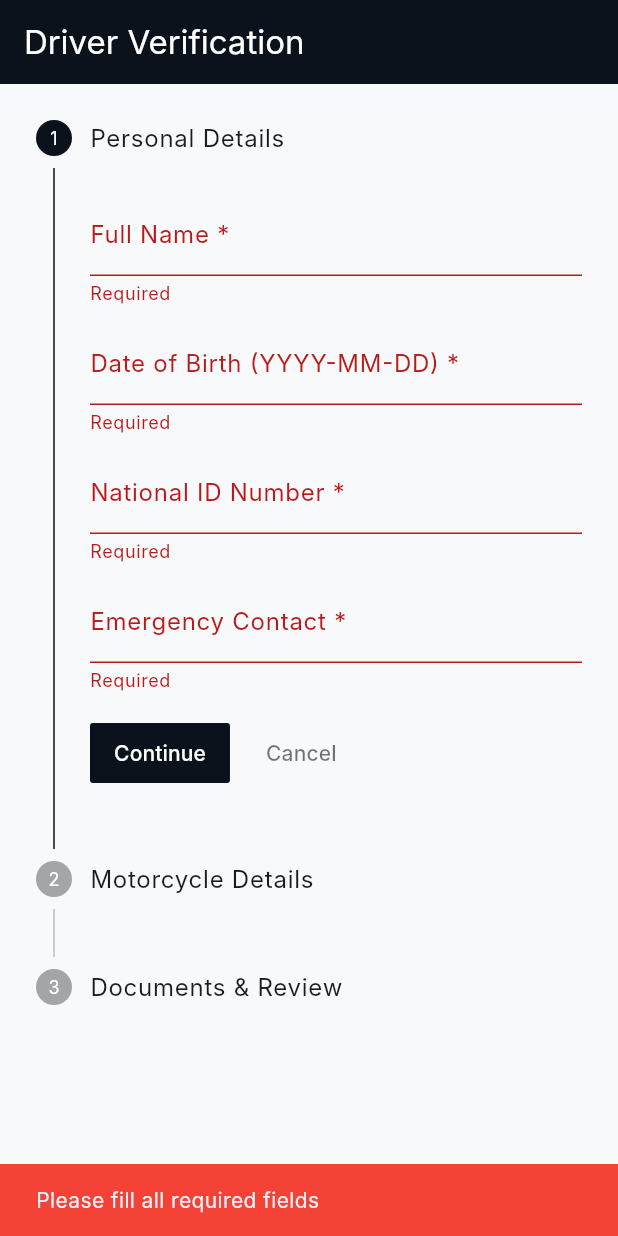
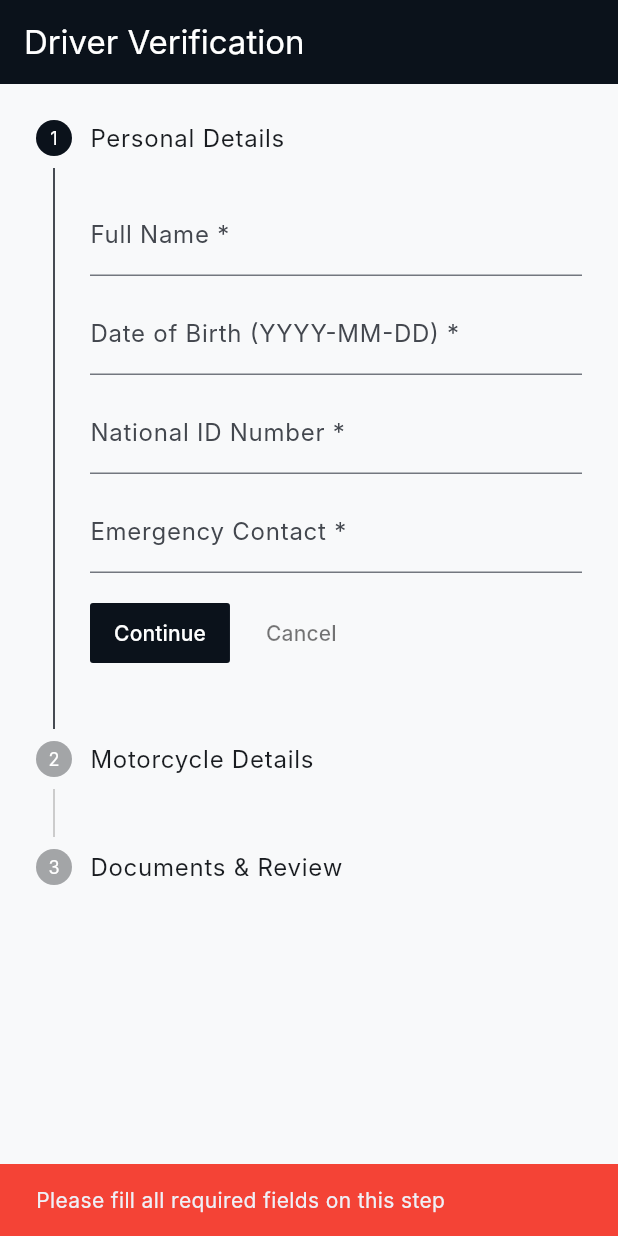
Before and after one commit to didacusdcm1-design/torq-rider, a Flutter app: the AccountTab screen opened directly with empty values, after a tap on "Continue", on a phone screen of 412 x 824 dp. Run offline on Flutter 3.47's test engine with Material 3 defaults, Android fonts, the phone set to English and light mode, and no system bars; our stand-ins replace socket_io_client; Roboto replaces fonts that are missing (Inter).

Commit message:
Fix: Step-by-step validation for Rider Verification

```diff
--- a/lib/main.dart
+++ b/lib/main.dart
@@ -242,7 +242,6 @@ class AccountTab extends StatefulWidget {
 class _AccountTabState extends State<AccountTab> {
   int _currentStep = 0;
   final _tripService = TripService();
-  final _formKey = GlobalKey<FormState>();
   bool _isSaving = false;
 
   final _nameController = TextEditingController();
@@ -260,11 +259,27 @@ class _AccountTabState extends State<AccountTab> {
   String _insuranceDoc = "";
   String _selfieDoc = "";
 
+  bool _validateStep() {
+    if (_currentStep == 0) {
+      return _nameController.text.isNotEmpty &&
+             _dobController.text.isNotEmpty &&
+             _idController.text.isNotEmpty &&
+             _emergencyController.text.isNotEmpty;
+    } else if (_currentStep == 1) {
+      return _regController.text.isNotEmpty &&
+             _makeController.text.isNotEmpty &&
+             _modelController.text.isNotEmpty &&
+             _insuranceController.text.isNotEmpty;
+    } else if (_currentStep == 2) {
+      return _idDoc.isNotEmpty &&
+             _licenseDoc.isNotEmpty &&
+             _insuranceDoc.isNotEmpty &&
+             _selfieDoc.isNotEmpty;
+    }
+    return true;
+  }
+
   void _submitProfile() async {
-    if (!_formKey.currentState!.validate()) {
-      ScaffoldMessenger.of(context).showSnackBar(const SnackBar(content: Text('Please fill all required fields'), backgroundColor: Colors.red));
-      return;
-    }
     setState(() => _isSaving = true);
     final success = await _tripService.updateFullProfile(
       widget.token,
@@ -286,19 +301,17 @@ class _AccountTabState extends State<AccountTab> {
   Widget build(BuildContext context) {
     return Scaffold(
       appBar: AppBar(title: const Text('Driver Verification'), backgroundColor: const Color(0xFF0B121B), foregroundColor: Colors.white),
-      body: Form(
-        key: _formKey,
-        child: Stepper(
+      body: Stepper(
         currentStep: _currentStep,
         onStepContinue: () {
-            if (_formKey.currentState!.validate()) {
+          if (_validateStep()) {
             if (_currentStep < 2) {
               setState(() => _currentStep += 1);
             } else {
               _submitProfile();
             }
           } else {
-              ScaffoldMessenger.of(context).showSnackBar(const SnackBar(content: Text('Please fill all required fields'), backgroundColor: Colors.red));
+            ScaffoldMessenger.of(context).showSnackBar(const SnackBar(content: Text('Please fill all required fields on this step'), backgroundColor: Colors.red));
           }
         },
         onStepCancel: () {
@@ -310,13 +323,13 @@ class _AccountTabState extends State<AccountTab> {
             isActive: _currentStep >= 0,
             content: Column(
               children: [
-                  TextFormField(controller: _nameController, decoration: const InputDecoration(labelText: 'Full Name *'), validator: (v) => v!.isEmpty ? 'Required' : null),
+                TextField(controller: _nameController, decoration: const InputDecoration(labelText: 'Full Name *')),
                 const SizedBox(height: 10),
-                  TextFormField(controller: _dobController, decoration: const InputDecoration(labelText: 'Date of Birth (YYYY-MM-DD) *'), validator: (v) => v!.isEmpty ? 'Required' : null),
+                TextField(controller: _dobController, decoration: const InputDecoration(labelText: 'Date of Birth (YYYY-MM-DD) *')),
                 const SizedBox(height: 10),
-                  TextFormField(controller: _idController, decoration: const InputDecoration(labelText: 'National ID Number *'), validator: (v) => v!.isEmpty ? 'Required' : null),
+                TextField(controller: _idController, decoration: const InputDecoration(labelText: 'National ID Number *')),
                 const SizedBox(height: 10),
-                  TextFormField(controller: _emergencyController, decoration: const InputDecoration(labelText: 'Emergency Contact *'), validator: (v) => v!.isEmpty ? 'Required' : null),
+                TextField(controller: _emergencyController, decoration: const InputDecoration(labelText: 'Emergency Contact *')),
               ],
             ),
           ),
@@ -325,13 +338,13 @@ class _AccountTabState extends State<AccountTab> {
             isActive: _currentStep >= 1,
             content: Column(
               children: [
-                  TextFormField(controller: _regController, decoration: const InputDecoration(labelText: 'Registration Number *'), validator: (v) => v!.isEmpty ? 'Required' : null),
+                TextField(controller: _regController, decoration: const InputDecoration(labelText: 'Registration Number *')),
                 const SizedBox(height: 10),
-                  TextFormField(controller: _makeController, decoration: const InputDecoration(labelText: 'Make *'), validator: (v) => v!.isEmpty ? 'Required' : null),
+                TextField(controller: _makeController, decoration: const InputDecoration(labelText: 'Make *')),
                 const SizedBox(height: 10),
-                  TextFormField(controller: _modelController, decoration: const InputDecoration(labelText: 'Model *'), validator: (v) => v!.isEmpty ? 'Required' : null),
+                TextField(controller: _modelController, decoration: const InputDecoration(labelText: 'Model *')),
                 const SizedBox(height: 10),
-                  TextFormField(controller: _insuranceController, decoration: const InputDecoration(labelText: 'Insurance Expiry *'), validator: (v) => v!.isEmpty ? 'Required' : null),
+                TextField(controller: _insuranceController, decoration: const InputDecoration(labelText: 'Insurance Expiry *')),
               ],
             ),
           ),
@@ -356,7 +369,6 @@ class _AccountTabState extends State<AccountTab> {
           ),
         ],
       ),
-      ),
     );
   }
 
```
Lines whose indentation alone changed are shown as unchanged.
